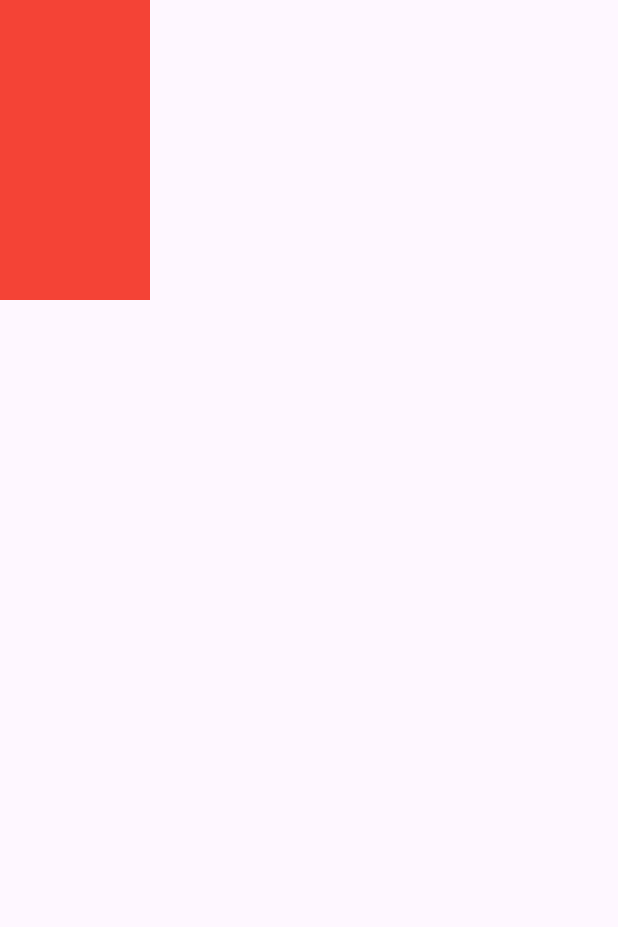
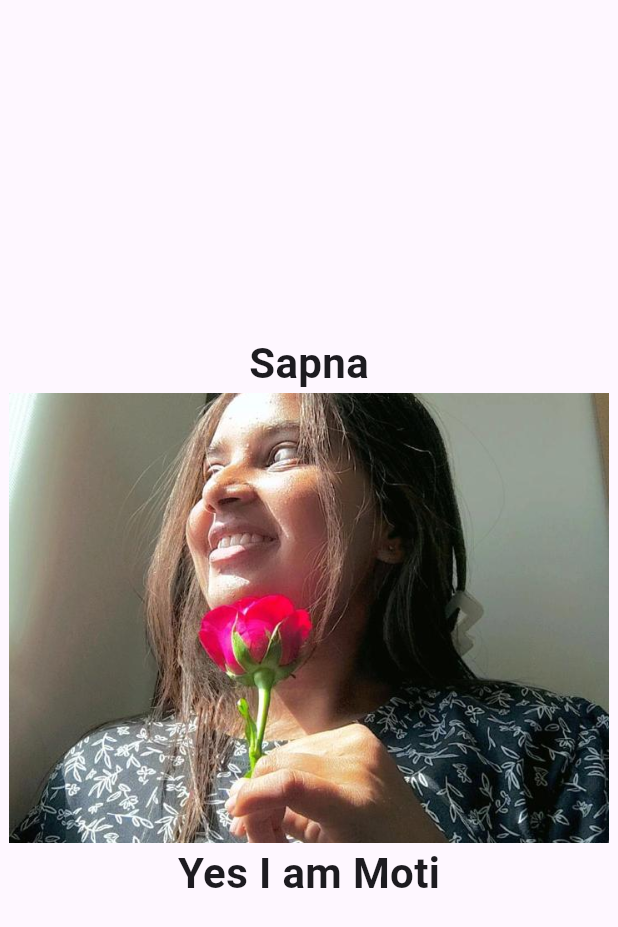
Before and after one commit to alokyadav686/InfoTrack, a Flutter app: the Firstscreen screen opened directly, on a phone screen of 412 x 824 dp. Shown: the top 927 px of the screen. Run offline on Flutter 3.47's test engine with Material 3 defaults, Android fonts, the phone set to English and light mode, and no system bars; our stand-ins replace firebase_auth, firebase_core, fluttertoast; accounts and stored records are empty.

Commit message:
second commit

```diff
--- a/lib/mainscreen/firstscreen.dart
+++ b/lib/mainscreen/firstscreen.dart
@@ -11,9 +11,27 @@ class _FirstscreenState extends State<Firstscreen> {
   @override
   Widget build(BuildContext context) {
     return Scaffold(
-      body: Column(children: [Container(width: 100,
-      height: 200,
-      color: Colors.red,)],),
+      body: Center(
+        child: Column(
+          mainAxisAlignment: MainAxisAlignment.center,
+
+          children:
+
+          [
+            Text("Sapna", style: TextStyle(fontSize: 28,fontWeight: FontWeight.bold),),
+
+            Container(width: 400,
+        height: 300,
+        decoration: BoxDecoration(
+
+          image: DecorationImage(image: AssetImage("assets/images/sapna.jpg"),
+          fit: BoxFit.cover,
+          )
+        ),
+        ),
+        Text("Yes I am Moti", style: TextStyle(fontSize: 28,fontWeight: FontWeight.bold),)
+        ],),
+      ),
     );
   }
 }
--- a/lib/ui/loginscreen.dart
+++ b/lib/ui/loginscreen.dart
@@ -12,6 +12,9 @@ class Loginscreen extends StatefulWidget {
   State<Loginscreen> createState() => _LoginscreenState();
 }
 
+
+class _LoginscreenState extends State<Loginscreen> {
+
 final _formKey = GlobalKey<FormState>();
 final emailController = TextEditingController();
 final passwordController = TextEditingController();
@@ -20,12 +23,11 @@ final _auth = FirebaseAuth.instance;
 
 
 
-@override
+  @override
 void dispose(){
   super.dispose();
   emailController.dispose();
   passwordController.dispose();
-
 
 }
 
@@ -43,7 +45,10 @@ void login(){
     });
 }
 
-class _LoginscreenState extends State<Loginscreen> {
+
+
+
+
   @override
   Widget build(BuildContext context) {
     return Scaffold(
--- a/lib/utils/utils.dart
+++ b/lib/utils/utils.dart
@@ -9,7 +9,7 @@ class utils{
     Fluttertoast.showToast(
         msg: message,
         toastLength: Toast.LENGTH_SHORT,
-        gravity: ToastGravity.CENTER,
+        gravity: ToastGravity.BOTTOM,
         timeInSecForIosWeb: 1,
         backgroundColor: Colors.red,
         textColor: Colors.white,
```
Also changed, not shown: assets/images/sapna.jpg (added).
